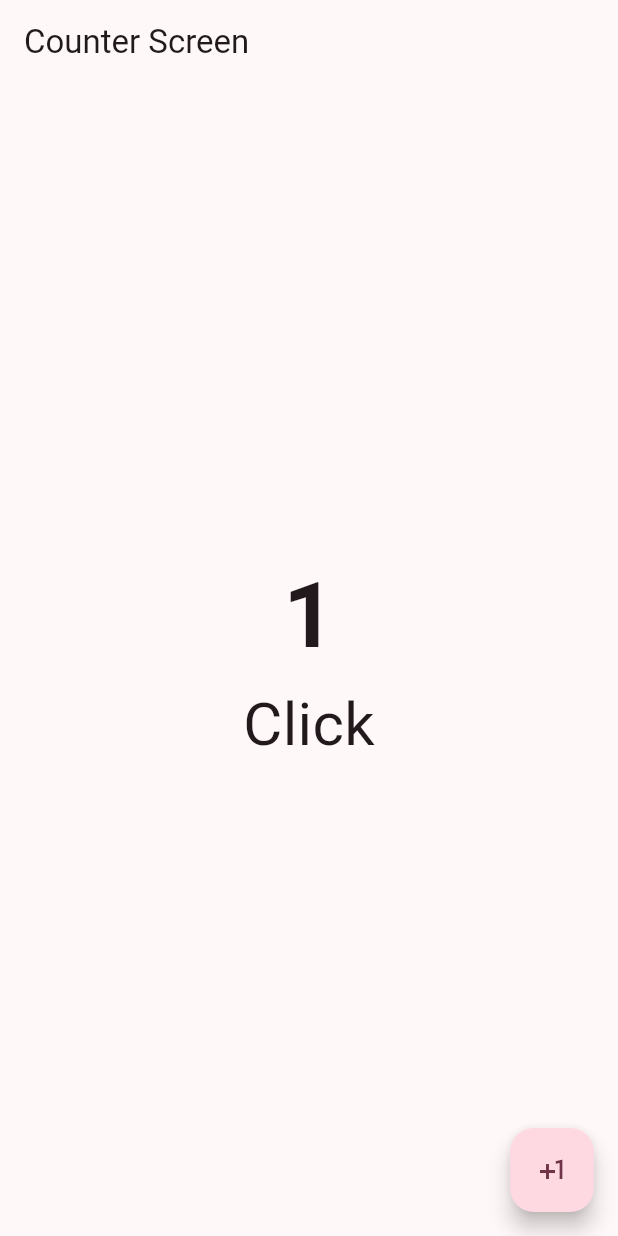
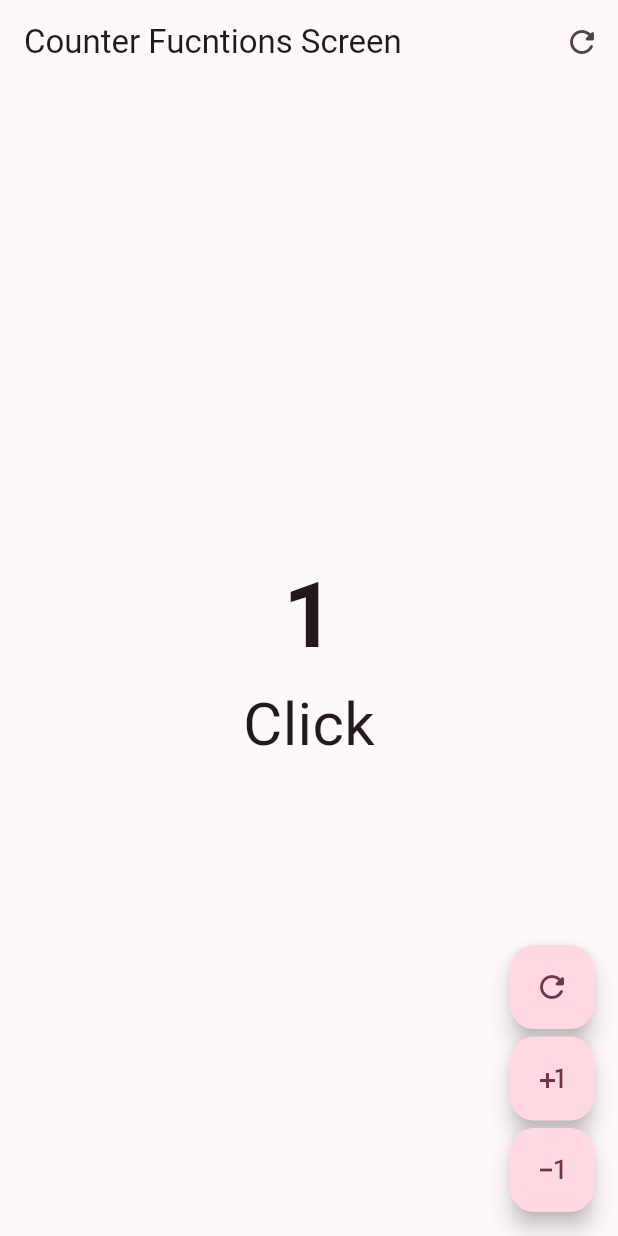
Before and after one commit to UrielCisneros/flutter-counter, a Flutter app: the screen it shows after launch, after a tap on the "plus one" icon, on a phone screen of 412 x 824 dp. Run offline on Flutter 3.47's test engine with Material 2 defaults, Android fonts, the phone set to English and light mode, and no system bars.

Commit message:
finally the actions buttons

```diff
--- a/first_app/lib/main.dart
+++ b/first_app/lib/main.dart
@@ -1,5 +1,6 @@
+import 'package:first_app/presentation/screens/counters/counter_functions_screen.dart';
 import 'package:flutter/material.dart';
-import 'package:first_app/presentation/screens/counters/counter_screen.dart';
+// import 'package:first_app/presentation/screens/counters/counter_screen.dart';
 
 void main() {
   runApp(const MyApp());
@@ -13,6 +14,6 @@ class MyApp extends StatelessWidget {
     return MaterialApp(
         theme: ThemeData(useMaterial3: true, colorSchemeSeed: Colors.black12),
         debugShowCheckedModeBanner: false,
-        home: const CounterScreen());
+        home: const CounterFunctionsScreen());
   }
 }
--- /dev/null
+++ b/first_app/lib/presentation/screens/counters/counter_functions_screen.dart
@@ -0,0 +1,96 @@
+import 'package:flutter/material.dart';
+
+class CounterFunctionsScreen extends StatefulWidget {
+  const CounterFunctionsScreen({super.key});
+
+  @override
+  State<CounterFunctionsScreen> createState() => _CounterFunctionsScreenState();
+}
+
+class _CounterFunctionsScreenState extends State<CounterFunctionsScreen> {
+  int _clickCounter = 0;
+
+  void _inclement() {
+    setState(() {
+      _clickCounter++;
+    });
+  }
+
+  void _decrement() {
+    setState(() {
+      if (_clickCounter == 0) return;
+      _clickCounter--;
+    });
+  }
+
+  void _reset() {
+    setState(() {
+      _clickCounter = 0;
+    });
+  }
+
+  @override
+  Widget build(BuildContext context) {
+    return Scaffold(
+      appBar: AppBar(
+        title: const Text("Counter Fucntions Screen"),
+        actions: [
+          IconButton(onPressed: _reset, icon: const Icon(Icons.refresh_rounded))
+        ],
+      ),
+      floatingActionButton: Column(
+        mainAxisAlignment: MainAxisAlignment.end,
+        children: [
+          CustomFloatingActionButton(
+            icon: Icons.refresh_rounded,
+            onPressed: _reset,
+          ),
+          const SizedBox(
+            height: 5,
+          ),
+          CustomFloatingActionButton(
+            icon: Icons.plus_one,
+            onPressed: _inclement,
+          ),
+          const SizedBox(
+            height: 5,
+          ),
+          CustomFloatingActionButton(
+            icon: Icons.exposure_minus_1,
+            onPressed: _decrement,
+          )
+        ],
+      ),
+      body: Center(
+          child: Column(
+        mainAxisAlignment: MainAxisAlignment.center,
+        children: [
+          Text(
+            "$_clickCounter",
+            style: const TextStyle(fontSize: 60, fontWeight: FontWeight.bold),
+          ),
+          Text(
+            'Click${_clickCounter == 1 ? '' : 's'}',
+            style: const TextStyle(fontSize: 40),
+          )
+        ],
+      )),
+    );
+  }
+}
+
+class CustomFloatingActionButton extends StatelessWidget {
+  final IconData icon;
+  final VoidCallback onPressed;
+
+  const CustomFloatingActionButton({
+    super.key,
+    required this.icon,
+    required this.onPressed,
+  });
+
+  @override
+  Widget build(BuildContext context) {
+    return FloatingActionButton(onPressed: onPressed, child: Icon(icon));
+  }
+}
```
